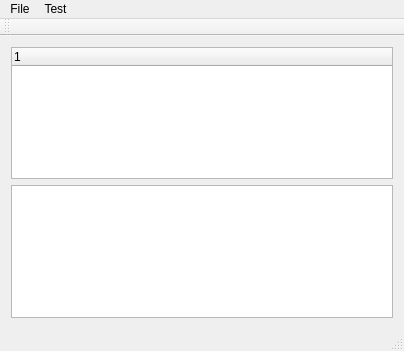
Qt form mainwindow.ui (fr3d741/SoccerStats) before a commit.
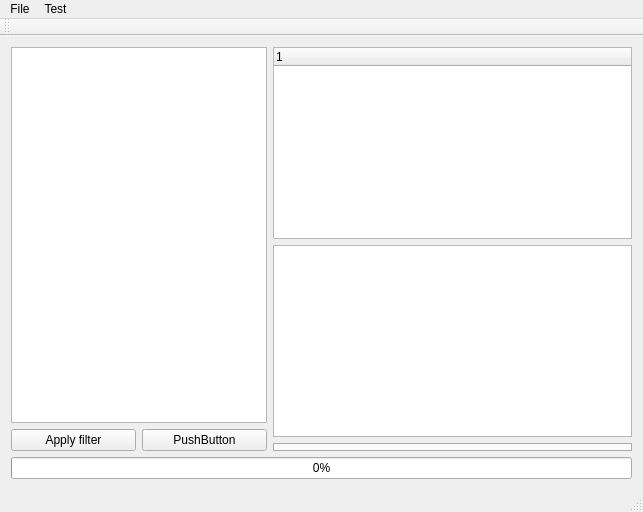
The same form after that commit.

```diff
--- a/mainwindow.ui
+++ b/mainwindow.ui
@@ -6,16 +6,16 @@
    <rect>
     <x>0</x>
     <y>0</y>
-    <width>404</width>
-    <height>351</height>
+    <width>643</width>
+    <height>512</height>
    </rect>
   </property>
   <property name="windowTitle">
    <string>MainWindow</string>
   </property>
   <widget class="QWidget" name="centralWidget">
-   <layout class="QVBoxLayout" name="verticalLayout">
-    <item>
+   <layout class="QGridLayout" name="gridLayout">
+    <item row="0" column="1">
      <widget class="QTreeWidget" name="treeWidget">
       <column>
        <property name="text">
@@ -24,9 +24,58 @@
       </column>
      </widget>
     </item>
-    <item>
+    <item row="2" column="1">
+     <widget class="QTabWidget" name="resultTabs">
+      <property name="tabPosition">
+       <enum>QTabWidget::South</enum>
+      </property>
+      <property name="currentIndex">
+       <number>-1</number>
+      </property>
+     </widget>
+    </item>
+    <item row="0" column="0" rowspan="3">
+     <layout class="QVBoxLayout" name="verticalLayout">
+      <item>
+       <widget class="QListWidget" name="filtersListWidget">
+        <property name="sizePolicy">
+         <sizepolicy hsizetype="Minimum" vsizetype="Expanding">
+          <horstretch>0</horstretch>
+          <verstretch>0</verstretch>
+         </sizepolicy>
+        </property>
+       </widget>
+      </item>
+      <item>
+       <layout class="QHBoxLayout" name="horizontalLayout">
+        <item>
+         <widget class="QPushButton" name="ApplyFilter">
+          <property name="text">
+           <string>Apply filter</string>
+          </property>
+         </widget>
+        </item>
+        <item>
+         <widget class="QPushButton" name="pushButton_2">
+          <property name="text">
+           <string>PushButton</string>
+          </property>
+         </widget>
+        </item>
+       </layout>
+      </item>
+     </layout>
+    </item>
+    <item row="1" column="1">
      <widget class="QListWidget" name="listWidget"/>
     </item>
+    <item row="3" column="0" colspan="2">
+     <widget class="QProgressBar" name="progressBar">
+      <property name="value">
+       <number>0</number>
+      </property>
+     </widget>
+    </item>
    </layout>
   </widget>
   <widget class="QMenuBar" name="menuBar">
@@ -34,7 +83,7 @@
     <rect>
      <x>0</x>
      <y>0</y>
-     <width>404</width>
+     <width>643</width>
      <height>21</height>
     </rect>
    </property>
```
